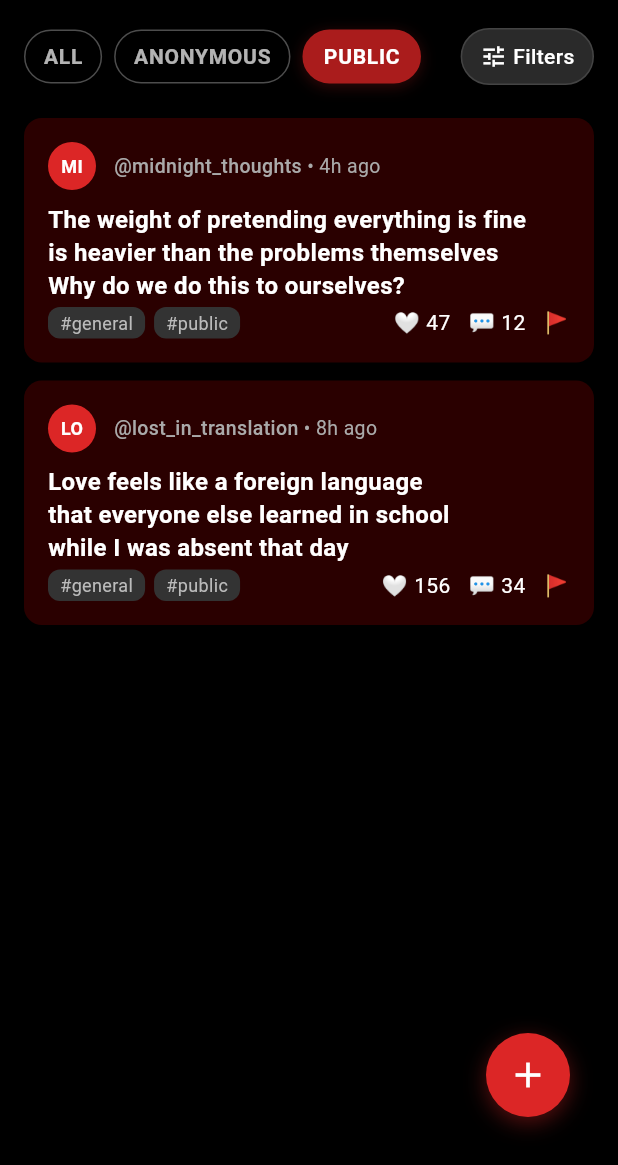
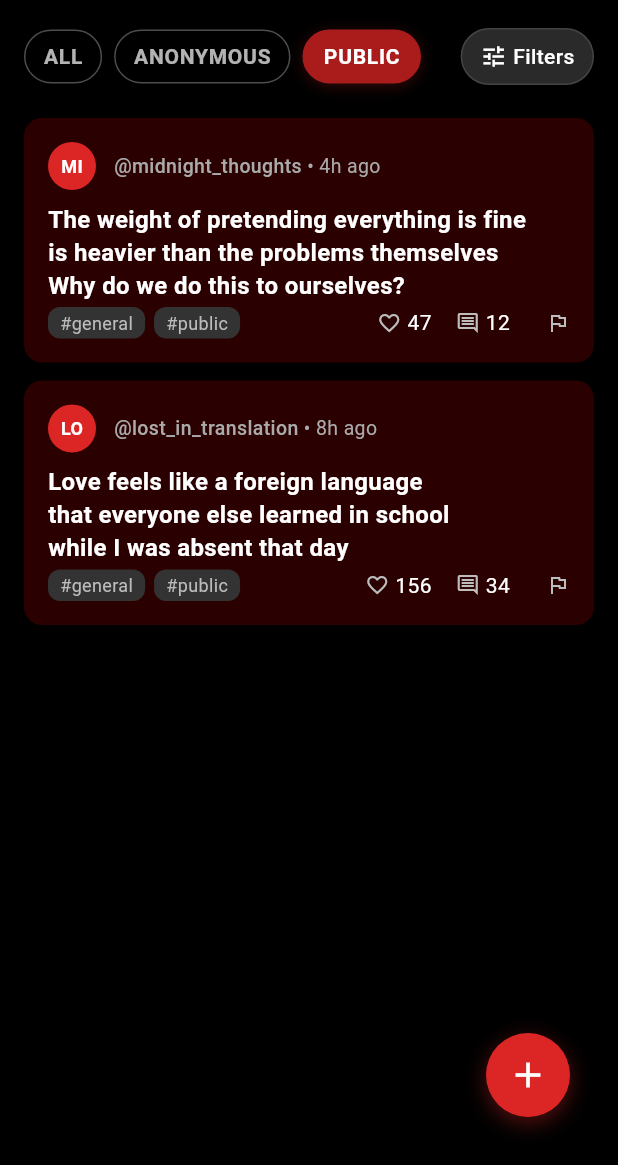
Before and after one commit to Athishpranav2/sidekick, a Flutter app: the SidetalkFeed screen opened directly, after a tap on "ANONYMOUS", after a tap on "PUBLIC", on a phone screen of 412 x 824 dp, the part 71-1236 px from its top. Run offline on Flutter 3.47's test engine with Material 3 defaults, Android fonts, the phone set to English and light mode, and no system bars; our stand-ins replace cloud_firestore, firebase_auth, firebase_core, flutter_svg, google_sign_in; accounts and stored records are empty; Roboto replaces fonts that are missing (BebasNeue).

Commit message:
Replace emojis with standard icons and update anonymous avatar
- Replace like, comment, and flag emojis with Material Design icons
- Replace anonymous avatar system with single unified SVG
- Update button spacing for better UX (report button moved further apart)
- Add grey background for anonymous user avatars with white SVG icons
- Remove old male/female avatar assets and update pubspec.yaml
- Replace comment emojis in post detail screen and filter options
- Add comment icon to input field prefix
- Increase SVG sizes for better visibility

```diff
--- a/lib/models/filter_options.dart
+++ b/lib/models/filter_options.dart
@@ -21,7 +21,7 @@ enum CategoryFilter {
 enum SortOption {
   recent('🕒 Recent'),
   mostLiked('❤️ Most Liked'),
-  mostCommented('💬 Most Commented');
+  mostCommented('Most Commented'); // Removed emoji
 
   const SortOption(this.displayName);
   final String displayName;
--- a/lib/sidetalk/post_card.dart
+++ b/lib/sidetalk/post_card.dart
@@ -1,6 +1,5 @@
 import 'package:flutter/material.dart';
 import 'package:flutter_svg/flutter_svg.dart';
-import 'dart:math';
 import '../models/post.dart';
 import 'post_detail_screen.dart';
 
@@ -31,50 +30,24 @@ class _PostCardState extends State<PostCard> {
   // Get avatar widget for different post types
   Widget _buildAvatar() {
     if (widget.post.isAnonymous) {
-      // For anonymous posts, randomly choose male or female avatar
-      final random = Random(widget.post.id.hashCode); // Use post ID as seed for consistency
-      final isMale = random.nextBool();
-
-      // Choose a random avatar from the appropriate gender folder
-      if (isMale) {
-        final maleAvatarIndex = random.nextInt(5) + 1; // 1-5
+      // For anonymous posts, use the single SVG avatar with grey background
       return Container(
         width: 32,
         height: 32,
         decoration: BoxDecoration(
-            color: const Color(0xFF333333),
+          color: Colors.grey[600], // Grey background for the SVG
           borderRadius: BorderRadius.circular(16),
         ),
-          child: ClipRRect(
-            borderRadius: BorderRadius.circular(16),
+        child: Padding(
+          padding: const EdgeInsets.all(4), // Reduced padding to make SVG bigger
           child: SvgPicture.asset(
-              'assets/avatar/anon_logos/male/male_$maleAvatarIndex.svg',
-              width: 32,
-              height: 32,
-              fit: BoxFit.cover,
+            'assets/avatar/anon_user.svg',
+            width: 24, // Increased from 20 to 24
+            height: 24, // Increased from 20 to 24
+            colorFilter: const ColorFilter.mode(Colors.white, BlendMode.srcIn), // Make SVG white
           ),
         ),
       );
-      } else {
-        final femaleAvatarIndex = random.nextInt(6) + 1; // 1-6
-        return Container(
-          width: 32,
-          height: 32,
-          decoration: BoxDecoration(
-            color: const Color(0xFF333333),
-            borderRadius: BorderRadius.circular(16),
-          ),
-          child: ClipRRect(
-            borderRadius: BorderRadius.circular(16),
-            child: SvgPicture.asset(
-              'assets/avatar/anon_logos/female/female_$femaleAvatarIndex.svg',
-              width: 32,
-              height: 32,
-              fit: BoxFit.cover,
-            ),
-          ),
-        );
-      }
     } else {
       // For public posts, show red circle with initials or number
       String displayText = widget.post.username != null
@@ -209,7 +182,8 @@ class _PostCardState extends State<PostCard> {
                 mainAxisSize: MainAxisSize.min,
                 children: [
                   _ActionButton(
-                    icon: widget.likedByMe ? '❤️' : '🤍',
+                    icon: widget.likedByMe ? Icons.favorite : Icons.favorite_border,
+                    iconColor: widget.likedByMe ? Colors.red : Colors.grey[400],
                     count: widget.post.likes,
                     onTap: () {
                       if (widget.onLike != null) {
@@ -217,9 +191,10 @@ class _PostCardState extends State<PostCard> {
                       }
                     },
                   ),
-                  const SizedBox(width: 12), // Reduced spacing to save space
+                  const SizedBox(width: 16), // Increased spacing between like and comment
                   _ActionButton(
-                    icon: '💬',
+                    icon: Icons.comment_outlined,
+                    iconColor: Colors.grey[400],
                     count: widget.post.comments,
                     onTap: () {
                       Navigator.push(
@@ -246,9 +221,10 @@ class _PostCardState extends State<PostCard> {
                       );
                     },
                   ),
-                  const SizedBox(width: 12), // Reduced spacing to save space
+                  const SizedBox(width: 24), // Much larger spacing before report button
                   _ActionButton(
-                    icon: '🚩',
+                    icon: Icons.flag_outlined,
+                    iconColor: Colors.grey[400],
                     onTap: widget.onReport ?? () {},
                   ),
                 ],
@@ -281,12 +257,14 @@ class _PostCardState extends State<PostCard> {
 }
 
 class _ActionButton extends StatelessWidget {
-  final String icon;
+  final dynamic icon; // Can be either String (emoji) or IconData
+  final Color? iconColor;
   final int? count;
   final VoidCallback onTap;
 
   const _ActionButton({
     required this.icon,
+    this.iconColor,
     this.count,
     required this.onTap,
   });
@@ -298,8 +276,14 @@ class _ActionButton extends StatelessWidget {
       child: Row(
         mainAxisSize: MainAxisSize.min,
         children: [
-          Text(
-            icon,
+          icon is IconData
+              ? Icon(
+                  icon as IconData,
+                  size: 16,
+                  color: iconColor ?? Colors.grey[400],
+                )
+              : Text(
+                  icon as String,
                   style: const TextStyle(
                     fontSize: 14, // font-size: 14px as specified
                   ),
--- a/pubspec.yaml
+++ b/pubspec.yaml
@@ -68,8 +68,7 @@ flutter:
   # To add assets to your application, add an assets section, like this:
   assets:
     - assets/logo.png
-    - assets/avatar/anon_logos/male/
-    - assets/avatar/anon_logos/female/
+    - assets/avatar/anon_user.svg
   #   - images/a_dot_ham.jpeg
 
   # An image asset can refer to one or more resolution-specific "variants", see
```
Also changed, not shown: lib/sidetalk/post_detail_screen.dart (+38 -54 lines), assets/avatar/anon_logos/female/female_1.svg (deleted), assets/avatar/anon_logos/female/female_2.svg (deleted), assets/avatar/anon_logos/female/female_3.svg (deleted), assets/avatar/anon_logos/female/female_4.svg (deleted), assets/avatar/anon_logos/female/female_5.svg (deleted), assets/avatar/anon_logos/female/female_6.svg (deleted), assets/avatar/anon_logos/male/male_1.svg (deleted), assets/avatar/anon_logos/male/male_2.svg (deleted), assets/avatar/anon_logos/male/male_3.svg (deleted), assets/avatar/anon_logos/male/male_4.svg (deleted), assets/avatar/anon_logos/male/male_5.svg (deleted), assets/avatar/anon_user.svg (added). Lines whose indentation alone changed are shown as unchanged.
